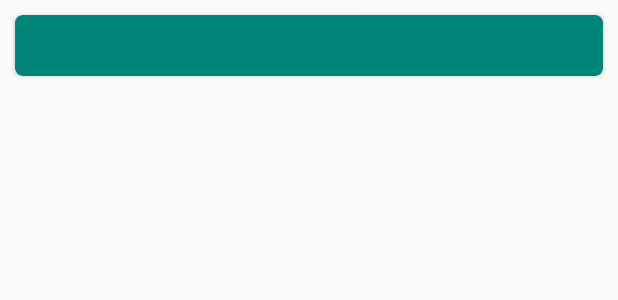
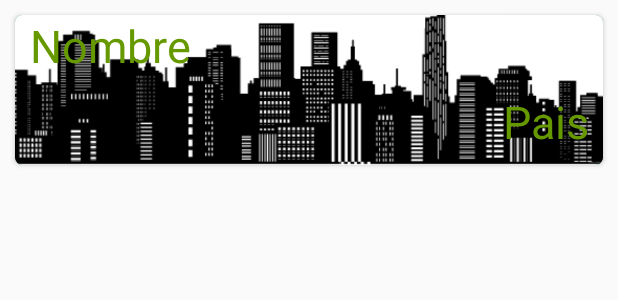
Before and after one commit to SergioRamos5/ICities, an Android app: the layout city_holder.xml on its own in the app's theme, with its tools: preview values and no code run, on a phone screen of 412 x 824 dp. Shown: the top 300 px of the screen. Run offline under Robolectric (Android 15) with nearby library versions, the phone set to English and light mode, and no system bars.

Commit message:
Bio actualiada

```diff
--- a/app/src/main/java/com/example/icities/Clases/City.java
+++ b/app/src/main/java/com/example/icities/Clases/City.java
@@ -1,6 +1,6 @@
 package com.example.icities.Clases;
 
-import com.example.icities.UserData;
+import com.example.icities.UserDataFromRest;
 import com.tickaroo.tikxml.annotation.PropertyElement;
 import com.tickaroo.tikxml.annotation.Xml;
 
@@ -9,7 +9,7 @@ import java.util.List;
 
 
 @Xml(name = "city")
-public class City extends UserData implements Serializable {
+public class City extends UserDataFromRest implements Serializable {
 
     private static final long serialVersionUID = 1L;
     @PropertyElement(name = "cityname")
--- a/app/src/main/java/com/example/icities/Clases/PlaceCollection.java
+++ b/app/src/main/java/com/example/icities/Clases/PlaceCollection.java
@@ -14,7 +14,7 @@ public class PlaceCollection implements Serializable {
 
     private static final long serialVersionUID = 1L;
 
-    //@Element
+    @Element
     private List<Place> places;
 
     public List<Place> getPlaces() {
--- a/app/src/main/java/com/example/icities/FragmentCities.java
+++ b/app/src/main/java/com/example/icities/FragmentCities.java
@@ -38,9 +38,7 @@ public class FragmentCities extends Fragment {
         cityName = v.findViewById(R.id.tvCitiName);
         mAuth = FirebaseAuth.getInstance();
 
-        serviceProvider = UserData.createRetrofit();
-
-        cities = UserData.getCities(mAuth.getUid());
+        cities = UserDataFromRest.getCities(mAuth.getUid());
 
         recyclerView = v.findViewById(R.id.recyclerView);
 
--- a/app/src/main/java/com/example/icities/MainActivity.java
+++ b/app/src/main/java/com/example/icities/MainActivity.java
@@ -31,5 +31,4 @@ public class MainActivity extends AppCompatActivity {
         FT.commit();
     }
 
-
 }
--- a/app/src/main/res/layout/city_holder.xml
+++ b/app/src/main/res/layout/city_holder.xml
@@ -1,19 +1,44 @@
 <?xml version="1.0" encoding="utf-8"?>
 <androidx.cardview.widget.CardView xmlns:android="http://schemas.android.com/apk/res/android"
     xmlns:app="http://schemas.android.com/apk/res-auto"
-    android:orientation="vertical"
     android:layout_width="match_parent"
     android:layout_height="wrap_content"
     android:layout_margin="10dp"
-    app:cardCornerRadius="5dp"
+    android:background="@color/colorPrimary"
+    android:backgroundTint="@color/colorPrimary"
     android:elevation="5dp"
-    android:background="@color/colorPrimary"
-    android:backgroundTint="@color/colorPrimary">
+    android:orientation="vertical"
+    app:cardCornerRadius="5dp">
 
-    <TextView
-        android:id="@+id/tvCitiName"
+    <RelativeLayout
         android:layout_width="match_parent"
-        android:layout_height="wrap_content"
-        android:textSize="30dp"/>
+        android:layout_height="100dp">
 
+        <ImageView
+            android:layout_width="match_parent"
+            android:layout_height="match_parent"
+            android:src="@drawable/ciudad"
+            android:scaleType="centerCrop"
+            />
+
+        <TextView
+            android:id="@+id/tvCitiName"
+            android:layout_width="match_parent"
+            android:layout_height="wrap_content"
+            android:text="Nombre"
+            android:textSize="30dp"
+            android:layout_marginLeft="10dp"
+            android:textColor="@android:color/holo_green_dark"/>
+
+        <TextView
+            android:id="@+id/tvCountry"
+            android:layout_width="match_parent"
+            android:layout_height="wrap_content"
+            android:text="Pais"
+            android:textAlignment="textEnd"
+            android:textSize="30dp"
+            android:layout_below="@id/tvCitiName"
+            android:layout_margin="10dp"
+            android:textColor="@android:color/holo_green_dark"/>
+    </RelativeLayout>
 </androidx.cardview.widget.CardView>
```
Also changed, not shown: app/src/main/java/com/example/icities/Clases/Place.java (+9 -5 lines), app/src/main/java/com/example/icities/FragmentBio.java (+17 -1 lines), app/src/main/java/com/example/icities/ServiceProvider.java (+19 -0 lines), app/src/main/java/com/example/icities/UserDataFromRest.java (renamed from app/src/main/java/com/example/icities/UserData.java, +59 -4 lines), app/src/main/java/com/example/icities/Userdata.java (added, +105 -0 lines).
